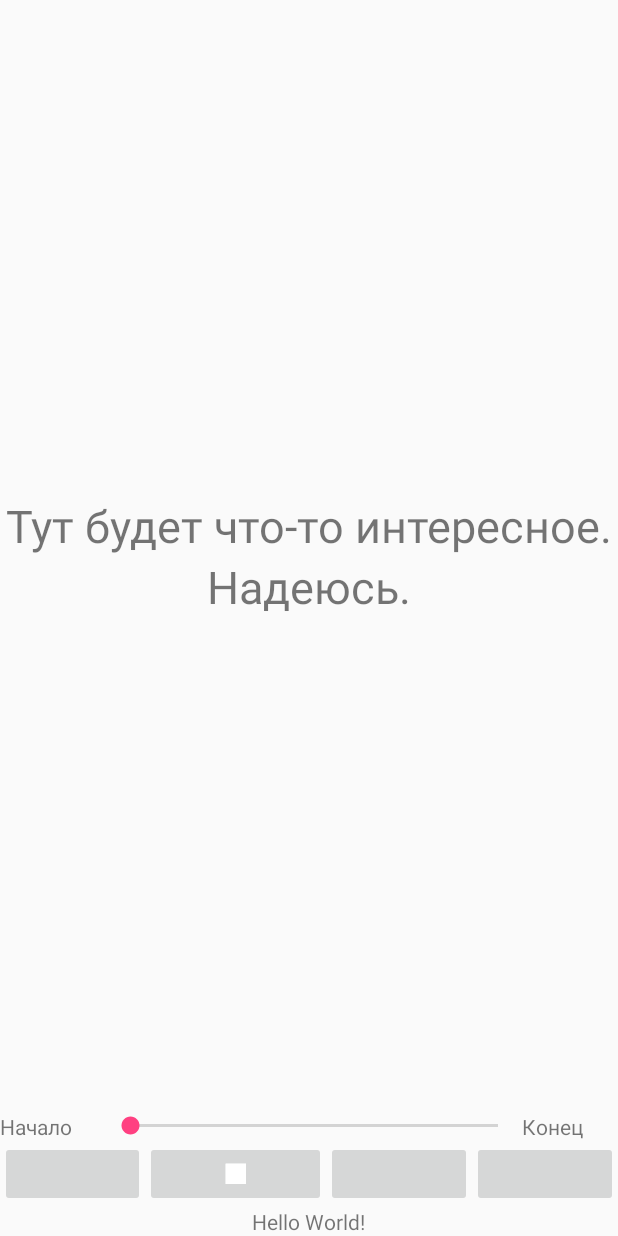
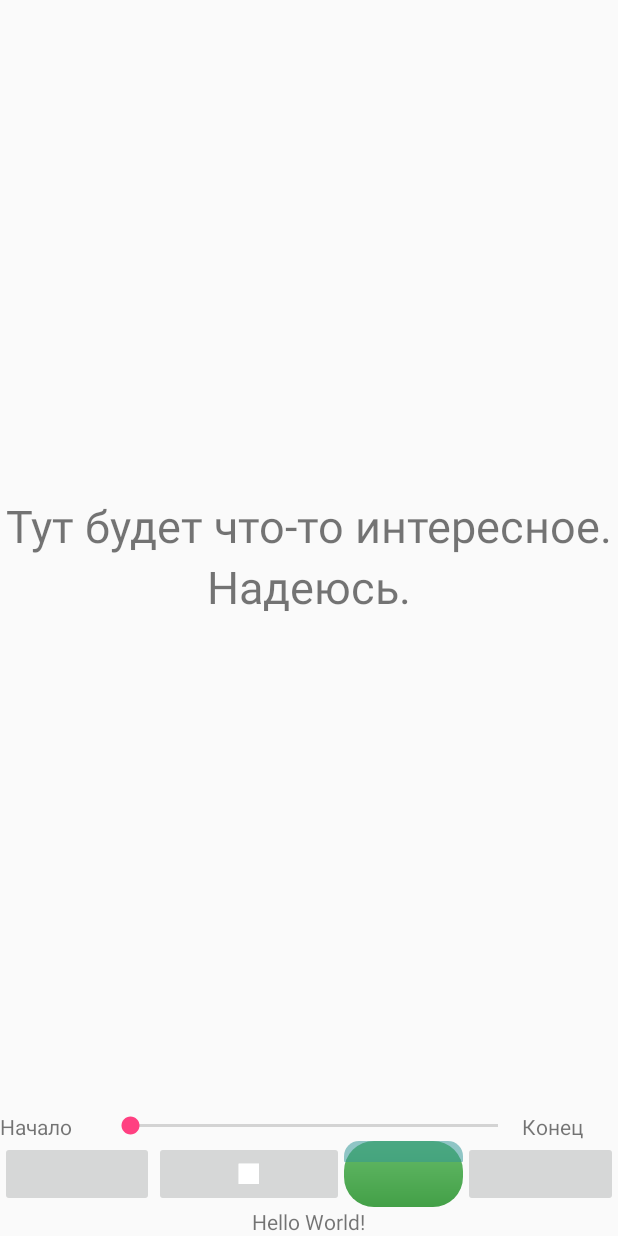
Before and after one commit to dlik01/git-AudioPlayer, an Android app: the screen it shows after launch (MainActivity), on a phone screen of 412 x 824 dp. Run offline under Robolectric (Android 15) with nearby library versions, the phone set to English and light mode, and no system bars.

```diff
--- a/AudioPlayer/app/src/main/java/com/example/home/audioplayer/MainActivity.java
+++ b/AudioPlayer/app/src/main/java/com/example/home/audioplayer/MainActivity.java
@@ -37,7 +37,7 @@ public class MainActivity extends Activity {
 
         bPlayePause = (ImageButton) findViewById(R.id.bPlayPause);
         //idDestroi = (ImageButton) findViewById(R.id.idDestroi);
-        //bPlayePause.setBackgroundResource(R.drawable.layerdrawable);
+        bPlayePause.setBackgroundResource(R.drawable.layerdrawable);
         text = (TextView) findViewById(R.id.text);
         mediaPlayer = MediaPlayer.create(MainActivity.this, R.raw.muzmoru);
         state = STATE_STOPED;
```
